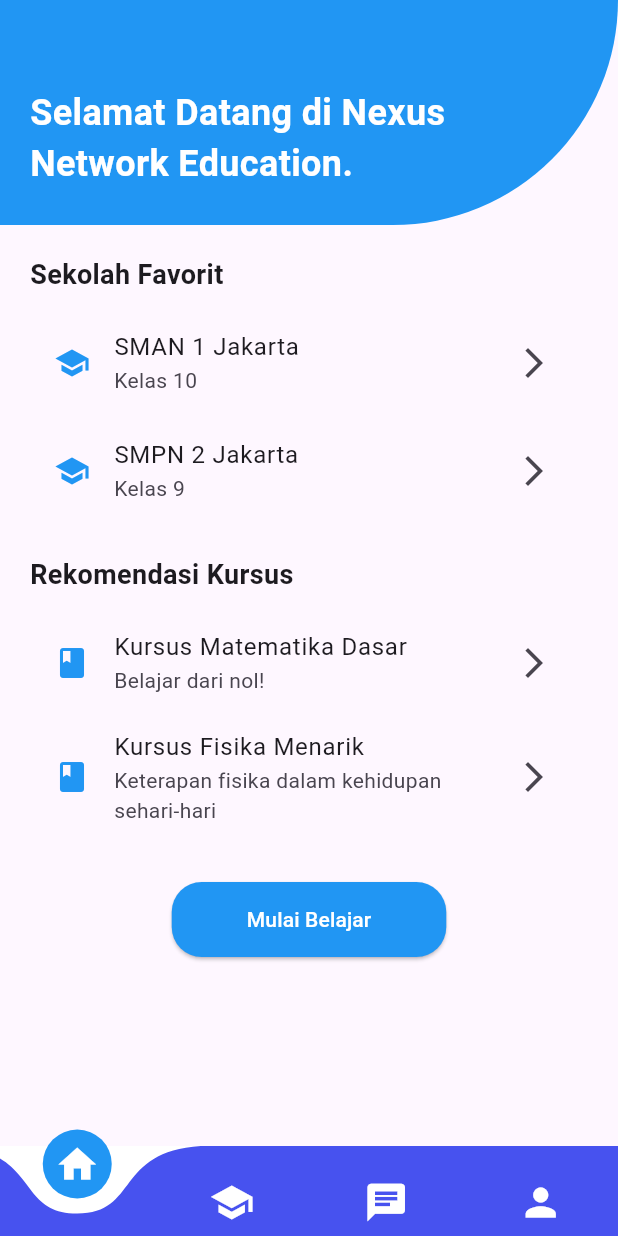
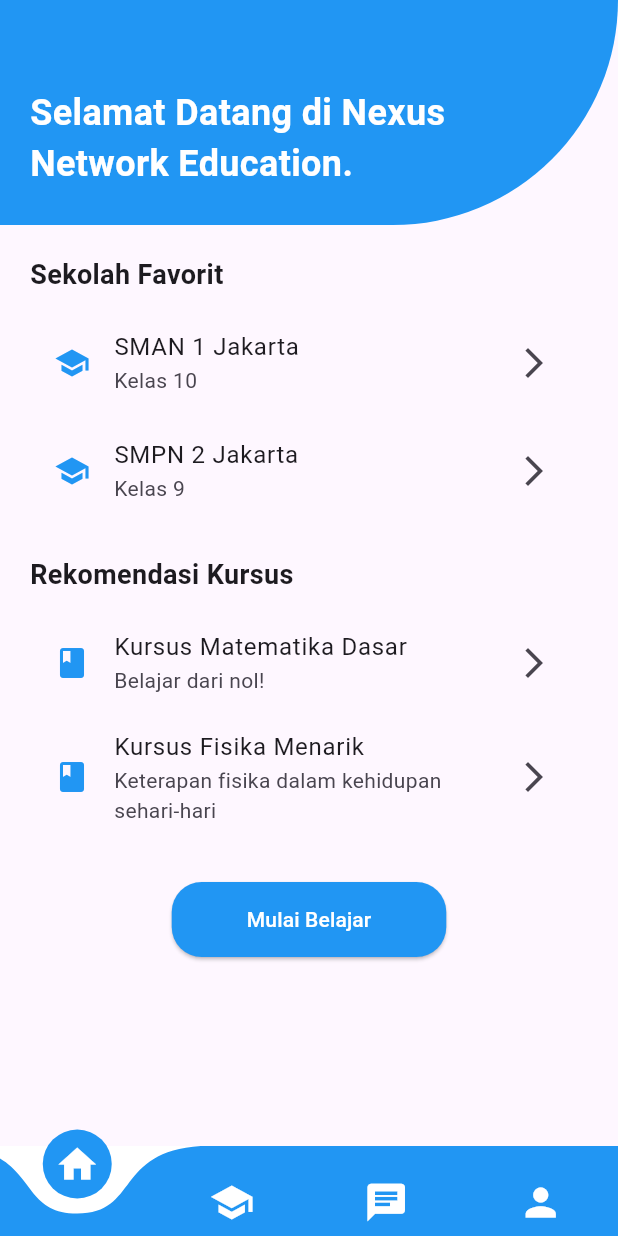
Before and after one commit to marifirfan/Nexus_Apps_Network_Education, a Flutter app: the screen it shows after launch, on a phone screen of 412 x 824 dp. Run offline on Flutter 3.47's test engine with Material 3 defaults, Android fonts, the phone set to English and light mode, and no system bars; drawn by our look-alikes of curved_navigation_bar; our stand-ins replace get, image_picker.

Commit message:
sycn navbar color

```diff
--- a/lib/main.dart
+++ b/lib/main.dart
@@ -45,7 +45,7 @@
       bottomNavigationBar: CurvedNavigationBar(
         index: _selectedIndex.value,
         height: 60.0,
-        color: const Color.fromARGB(218, 40, 53, 236), // Warna latar belakang
+        color: const Color.fromARGB(255, 33, 150, 243), // Warna latar belakang
         buttonBackgroundColor: Colors.blue, // Warna tombol
         backgroundColor:
             Colors.white, // Ubah warna latar belakang navbar menjadi putih
```
